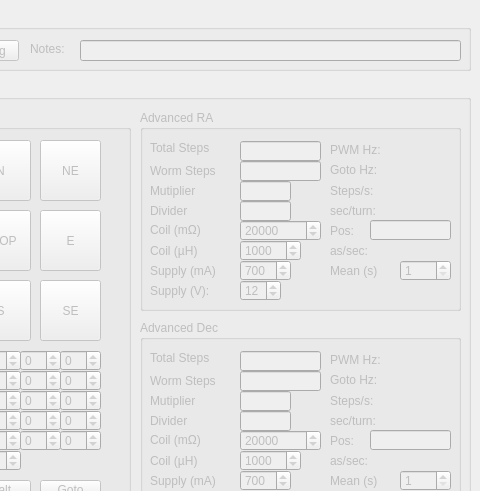
Above: mainwindow.ui from ahp-electronics/gt-configurator before the change; both pictures show x 620 to 1100 and y 0 to 491 of the 1100 by 702 pixel window. Below: the same form after it.
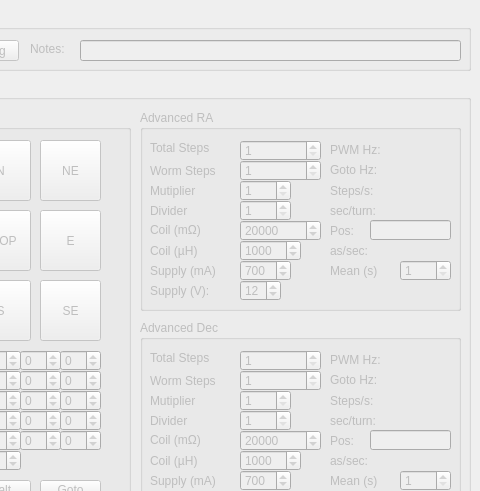
That is the form after the change.

Commit message: set Advanced groups controls editable

What changed in the file:
```diff
--- a/mainwindow.ui
+++ b/mainwindow.ui
@@ -709,32 +709,6 @@
      <property name="title">
       <string>Advanced RA</string>
      </property>
-     <widget class="QLineEdit" name="TotalSteps0">
-      <property name="geometry">
-       <rect>
-        <x>100</x>
-        <y>31</y>
-        <width>81</width>
-        <height>20</height>
-       </rect>
-      </property>
-      <property name="readOnly">
-       <bool>true</bool>
-      </property>
-     </widget>
-     <widget class="QLineEdit" name="WormSteps0">
-      <property name="geometry">
-       <rect>
-        <x>100</x>
-        <y>51</y>
-        <width>81</width>
-        <height>20</height>
-       </rect>
-      </property>
-      <property name="readOnly">
-       <bool>true</bool>
-      </property>
-     </widget>
      <widget class="QSpinBox" name="Resistance_0">
       <property name="geometry">
        <rect>
@@ -831,32 +805,6 @@
        <string>Supply (mA)</string>
       </property>
      </widget>
-     <widget class="QLineEdit" name="Multiplier0">
-      <property name="geometry">
-       <rect>
-        <x>100</x>
-        <y>71</y>
-        <width>51</width>
-        <height>20</height>
-       </rect>
-      </property>
-      <property name="readOnly">
-       <bool>true</bool>
-      </property>
-     </widget>
-     <widget class="QLineEdit" name="Divider0">
-      <property name="geometry">
-       <rect>
-        <x>100</x>
-        <y>91</y>
-        <width>51</width>
-        <height>20</height>
-       </rect>
-      </property>
-      <property name="readOnly">
-       <bool>true</bool>
-      </property>
-     </widget>
      <widget class="QSpinBox" name="Voltage_0">
       <property name="geometry">
        <rect>
@@ -1064,6 +1012,70 @@
        <string>Mean (s)</string>
       </property>
      </widget>
+     <widget class="QSpinBox" name="TotalSteps0">
+      <property name="geometry">
+       <rect>
+        <x>100</x>
+        <y>30</y>
+        <width>81</width>
+        <height>21</height>
+       </rect>
+      </property>
+      <property name="minimum">
+       <number>1</number>
+      </property>
+      <property name="maximum">
+       <number>16777215</number>
+      </property>
+     </widget>
+     <widget class="QSpinBox" name="WormSteps0">
+      <property name="geometry">
+       <rect>
+        <x>100</x>
+        <y>50</y>
+        <width>81</width>
+        <height>21</height>
+       </rect>
+      </property>
+      <property name="minimum">
+       <number>1</number>
+      </property>
+      <property name="maximum">
+       <number>16777215</number>
+      </property>
+     </widget>
+     <widget class="QSpinBox" name="Divider0">
+      <property name="geometry">
+       <rect>
+        <x>100</x>
+        <y>90</y>
+        <width>51</width>
+        <height>21</height>
+       </rect>
+      </property>
+      <property name="minimum">
+       <number>1</number>
+      </property>
+      <property name="maximum">
+       <number>14</number>
+      </property>
+     </widget>
+     <widget class="QSpinBox" name="Multiplier0">
+      <property name="geometry">
+       <rect>
+        <x>100</x>
+        <y>70</y>
+        <width>51</width>
+        <height>21</height>
+       </rect>
+      </property>
+      <property name="minimum">
+       <number>1</number>
+      </property>
+      <property name="maximum">
+       <number>63</number>
+      </property>
+     </widget>
     </widget>
     <widget class="QGroupBox" name="AdvancedDec">
      <property name="enabled">
@@ -1080,32 +1092,6 @@
      <property name="title">
       <string>Advanced Dec</string>
      </property>
-     <widget class="QLineEdit" name="TotalSteps1">
-      <property name="geometry">
-       <rect>
-        <x>100</x>
-        <y>31</y>
-        <width>81</width>
-        <height>20</height>
-       </rect>
-      </property>
-      <property name="readOnly">
-       <bool>true</bool>
-      </property>
-     </widget>
-     <widget class="QLineEdit" name="WormSteps1">
-      <property name="geometry">
-       <rect>
-        <x>100</x>
-        <y>51</y>
-        <width>81</width>
-        <height>20</height>
-       </rect>
-      </property>
-      <property name="readOnly">
-       <bool>true</bool>
-      </property>
-     </widget>
      <widget class="QSpinBox" name="Resistance_1">
       <property name="geometry">
        <rect>
@@ -1202,32 +1188,6 @@
        <string>Supply (mA)</string>
       </property>
      </widget>
-     <widget class="QLineEdit" name="Multiplier1">
-      <property name="geometry">
-       <rect>
-        <x>100</x>
-        <y>71</y>
-        <width>51</width>
-        <height>20</height>
-       </rect>
-      </property>
-      <property name="readOnly">
-       <bool>true</bool>
-      </property>
-     </widget>
-     <widget class="QLineEdit" name="Divider1">
-      <property name="geometry">
-       <rect>
-        <x>100</x>
-        <y>91</y>
-        <width>51</width>
-        <height>20</height>
-       </rect>
-      </property>
-      <property name="readOnly">
-       <bool>true</bool>
-      </property>
-     </widget>
      <widget class="QSpinBox" name="Voltage_1">
       <property name="geometry">
        <rect>
@@ -1435,6 +1395,70 @@
        <string>Mean (s)</string>
       </property>
      </widget>
+     <widget class="QSpinBox" name="Divider1">
+      <property name="geometry">
+       <rect>
+        <x>100</x>
+        <y>90</y>
+        <width>51</width>
+        <height>21</height>
+       </rect>
+      </property>
+      <property name="minimum">
+       <number>1</number>
+      </property>
+      <property name="maximum">
+       <number>14</number>
+      </property>
+     </widget>
+     <widget class="QSpinBox" name="WormSteps1">
+      <property name="geometry">
+       <rect>
+        <x>100</x>
+        <y>50</y>
+        <width>81</width>
+        <height>21</height>
+       </rect>
+      </property>
+      <property name="minimum">
+       <number>1</number>
+      </property>
+      <property name="maximum">
+       <number>16777215</number>
+      </property>
+     </widget>
+     <widget class="QSpinBox" name="Multiplier1">
+      <property name="geometry">
+       <rect>
+        <x>100</x>
+        <y>70</y>
+        <width>51</width>
+        <height>21</height>
+       </rect>
+      </property>
+      <property name="minimum">
+       <number>1</number>
+      </property>
+      <property name="maximum">
+       <number>63</number>
+      </property>
+     </widget>
+     <widget class="QSpinBox" name="TotalSteps1">
+      <property name="geometry">
+       <rect>
+        <x>100</x>
+        <y>30</y>
+        <width>81</width>
+        <height>21</height>
+       </rect>
+      </property>
+      <property name="minimum">
+       <number>1</number>
+      </property>
+      <property name="maximum">
+       <number>16777215</number>
+      </property>
+     </widget>
     </widget>
     <widget class="QGroupBox" name="RA">
      <property name="enabled">
```
The commit also changes 1 other file.
